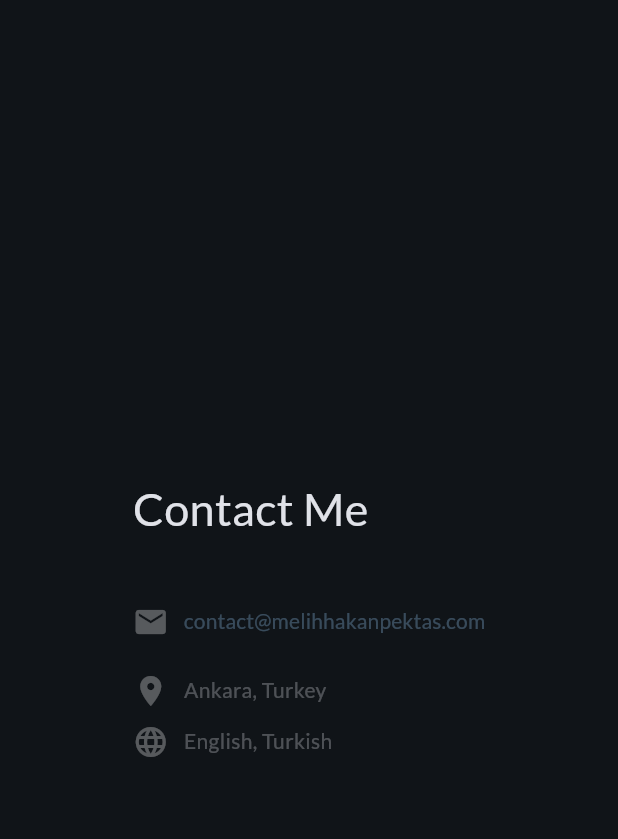
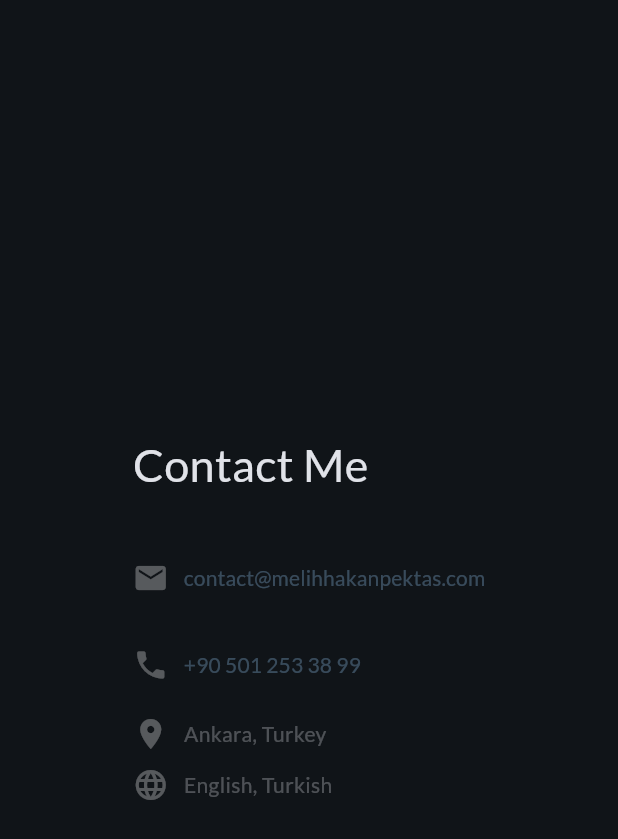
Before and after one commit to melihhakanpektas/cv, a Flutter app: the ContactView widget shown alone on an empty page, opened directly with empty values, on a phone screen of 412 x 824 dp. Shown: the top 839 px of the screen. Run offline on Flutter 3.47's test engine with Material 3 defaults, Android fonts, the phone set to English and light mode, and no system bars; our stand-ins replace google_fonts.

Commit message:
last update

```diff
--- a/lib/features/home/pages/contact/contact_view.dart
+++ b/lib/features/home/pages/contact/contact_view.dart
@@ -55,6 +55,23 @@ class ContactView extends StatelessWidget {
                           ],
                         ),
                         const SizedBox(height: 10),
+                        Row(
+                          mainAxisSize: MainAxisSize.min,
+                          children: [
+                            const Icon(Icons.phone),
+                            const SizedBox(width: 10),
+                            TextButton(
+                              onPressed: () {
+                                launchUrlString('tel:+905012533899');
+                              },
+                              style: TextButton.styleFrom(
+                                padding: EdgeInsets.zero,
+                              ),
+                              child: const Text('+90 501 253 38 99'),
+                            ),
+                          ],
+                        ),
+                        const SizedBox(height: 10),
                         const Row(
                           mainAxisSize: MainAxisSize.min,
                           children: [
```
Also changed, not shown: lib/features/home/home_view.dart (+19 -1 lines), 1 other file.
